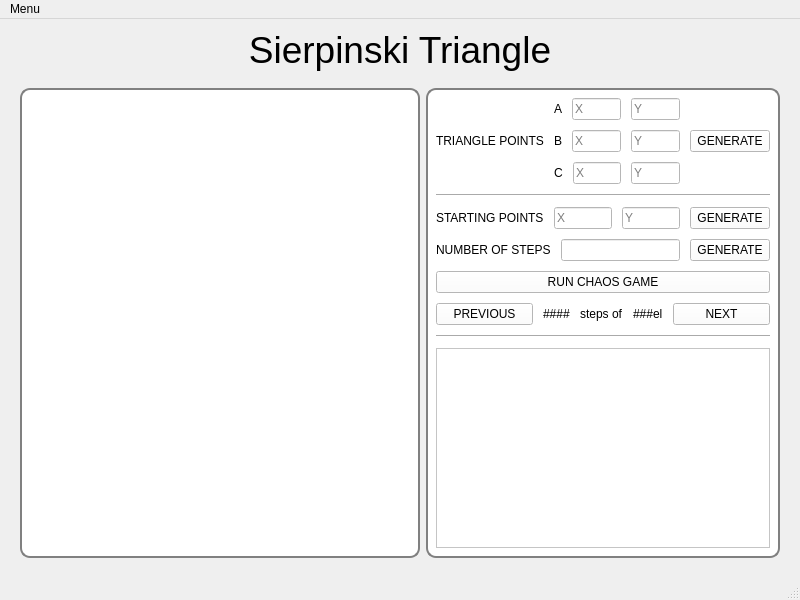
Above: sierpinski_triangle/static/ui/sierpinski_window.ui from reyniel26/pyqt_playground before the change. Below: the same form after it.
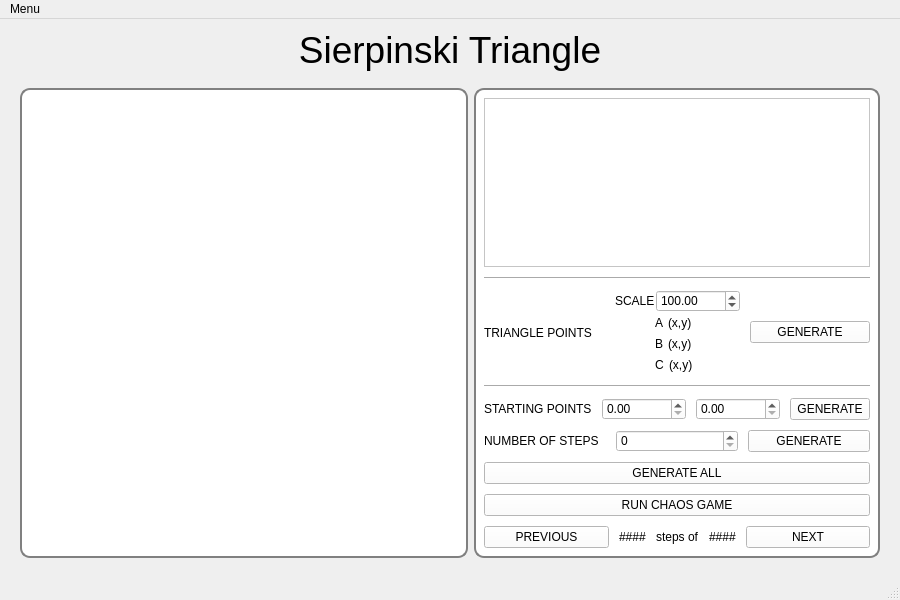
That is the form after the change. Custom widgets are drawn as their Qt base class.

Commit message: Added functions for the forms, it can now run sierpinsky btw

What changed in the file:
```diff
--- a/sierpinski_triangle/static/ui/sierpinski_window.ui
+++ b/sierpinski_triangle/static/ui/sierpinski_window.ui
@@ -14,8 +14,29 @@
    <string>MainWindow</string>
   </property>
   <widget class="QWidget" name="centralwidget">
-   <layout class="QVBoxLayout" name="verticalLayout" stretch="0,1">
+   <property name="minimumSize">
+    <size>
+     <width>900</width>
+     <height>0</height>
+    </size>
+   </property>
+   <layout class="QVBoxLayout" name="verticalLayout" stretch="0">
     <property name="leftMargin">
+     <number>0</number>
+    </property>
+    <property name="topMargin">
+     <number>0</number>
+    </property>
+    <property name="rightMargin">
+     <number>0</number>
+    </property>
+    <property name="bottomMargin">
+     <number>0</number>
+    </property>
+    <item>
+     <widget class="QWidget" name="main_widget" native="true">
+      <layout class="QVBoxLayout" name="verticalLayout_4">
+       <property name="leftMargin">
      <number>10</number>
     </property>
     <property name="topMargin">
@@ -28,7 +49,7 @@
      <number>10</number>
     </property>
     <item>
-     <widget class="QLabel" name="label">
+        <widget class="QLabel" name="main_title">
       <property name="text">
        <string>&lt;html&gt;&lt;head/&gt;&lt;body&gt;&lt;p align=&quot;center&quot;&gt;&lt;span style=&quot; font-size:28pt;&quot;&gt;Sierpinski Triangle&lt;/span&gt;&lt;/p&gt;&lt;/body&gt;&lt;/html&gt;</string>
       </property>
@@ -69,15 +90,15 @@
        </widget>
       </item>
       <item>
-       <widget class="QWidget" name="main_widget" native="true">
+          <widget class="QWidget" name="panel_widget" native="true">
         <property name="minimumSize">
          <size>
-          <width>300</width>
+             <width>400</width>
           <height>0</height>
          </size>
         </property>
         <property name="styleSheet">
-         <string notr="true">QWidget#main_widget {
+            <string notr="true">QWidget#panel_widget {
     border: 2px solid gray;
 	border-radius: 10px;
 }
@@ -86,7 +107,7 @@
    background-color: white
 }</string>
         </property>
-        <layout class="QVBoxLayout" name="verticalLayout_2" stretch="0,0,0,0,0,0,0,1">
+           <layout class="QVBoxLayout" name="verticalLayout_2" stretch="1,0,0,0,0,0,0,0,0">
          <property name="spacing">
           <number>10</number>
          </property>
@@ -103,7 +124,17 @@
           <number>10</number>
          </property>
          <item>
-          <layout class="QHBoxLayout" name="horizontalLayout_3" stretch="0,0,0">
+             <widget class="QTextBrowser" name="status_browser"/>
+            </item>
+            <item>
+             <widget class="Line" name="line_2">
+              <property name="orientation">
+               <enum>Qt::Horizontal</enum>
+              </property>
+             </widget>
+            </item>
+            <item>
+             <layout class="QHBoxLayout" name="horizontalLayout_3" stretch="1,0,1">
            <item>
             <widget class="QLabel" name="label_5">
              <property name="text">
@@ -113,11 +144,66 @@
            </item>
            <item>
             <layout class="QVBoxLayout" name="verticalLayout_3">
+                <property name="spacing">
+                 <number>1</number>
+                </property>
              <property name="topMargin">
               <number>0</number>
              </property>
              <item>
-              <layout class="QHBoxLayout" name="horizontalLayout_6">
+                 <layout class="QHBoxLayout" name="horizontalLayout_8" stretch="0,1">
+                  <property name="leftMargin">
+                   <number>0</number>
+                  </property>
+                  <property name="topMargin">
+                   <number>0</number>
+                  </property>
+                  <property name="rightMargin">
+                   <number>0</number>
+                  </property>
+                  <property name="bottomMargin">
+                   <number>0</number>
+                  </property>
+                  <item>
+                   <widget class="QLabel" name="label">
+                    <property name="text">
+                     <string>SCALE</string>
+                    </property>
+                   </widget>
+                  </item>
+                  <item>
+                   <widget class="QDoubleSpinBox" name="scale_num">
+                    <property name="minimum">
+                     <double>1.000000000000000</double>
+                    </property>
+                    <property name="maximum">
+                     <double>1000000.000000000000000</double>
+                    </property>
+                    <property name="value">
+                     <double>100.000000000000000</double>
+                    </property>
+                   </widget>
+                  </item>
+                 </layout>
+                </item>
+                <item>
+                 <layout class="QHBoxLayout" name="horizontalLayout_6" stretch="0,0,1,0">
+                  <property name="spacing">
+                   <number>5</number>
+                  </property>
+                  <item>
+                   <spacer name="horizontalSpacer">
+                    <property name="orientation">
+                     <enum>Qt::Horizontal</enum>
+                    </property>
+                    <property name="sizeHint" stdset="0">
+                     <size>
+                      <width>40</width>
+                      <height>20</height>
+                     </size>
+                    </property>
+                   </spacer>
+                  </item>
                <item>
                 <widget class="QLabel" name="label_6">
                  <property name="text">
@@ -126,23 +212,45 @@
                 </widget>
                </item>
                <item>
-                <widget class="QLineEdit" name="lineEdit_2">
-                 <property name="placeholderText">
-                  <string>X</string>
+                   <widget class="QLabel" name="point_a">
+                    <property name="text">
+                     <string>(x,y)</string>
                  </property>
                 </widget>
                </item>
                <item>
-                <widget class="QLineEdit" name="lineEdit">
-                 <property name="placeholderText">
-                  <string>Y</string>
-                 </property>
-                </widget>
+                   <spacer name="horizontalSpacer_2">
+                    <property name="orientation">
+                     <enum>Qt::Horizontal</enum>
+                    </property>
+                    <property name="sizeHint" stdset="0">
+                     <size>
+                      <width>40</width>
+                      <height>20</height>
+                     </size>
+                    </property>
+                   </spacer>
                </item>
               </layout>
              </item>
              <item>
-              <layout class="QHBoxLayout" name="horizontalLayout_5">
+                 <layout class="QHBoxLayout" name="horizontalLayout_5" stretch="0,0,1,0">
+                  <property name="spacing">
+                   <number>5</number>
+                  </property>
+                  <item>
+                   <spacer name="horizontalSpacer_3">
+                    <property name="orientation">
+                     <enum>Qt::Horizontal</enum>
+                    </property>
+                    <property name="sizeHint" stdset="0">
+                     <size>
+                      <width>40</width>
+                      <height>20</height>
+                     </size>
+                    </property>
+                   </spacer>
+                  </item>
                <item>
                 <widget class="QLabel" name="label_7">
                  <property name="text">
@@ -151,23 +259,45 @@
                 </widget>
                </item>
                <item>
-                <widget class="QLineEdit" name="lineEdit_4">
-                 <property name="placeholderText">
-                  <string>X</string>
+                   <widget class="QLabel" name="point_b">
+                    <property name="text">
+                     <string>(x,y)</string>
                  </property>
                 </widget>
                </item>
                <item>
-                <widget class="QLineEdit" name="lineEdit_3">
-                 <property name="placeholderText">
-                  <string>Y</string>
-                 </property>
-                </widget>
+                   <spacer name="horizontalSpacer_4">
+                    <property name="orientation">
+                     <enum>Qt::Horizontal</enum>
+                    </property>
+                    <property name="sizeHint" stdset="0">
+                     <size>
+                      <width>40</width>
+                      <height>20</height>
+                     </size>
+                    </property>
+                   </spacer>
                </item>
               </layout>
              </item>
              <item>
-              <layout class="QHBoxLayout" name="horizontalLayout_4">
+                 <layout class="QHBoxLayout" name="horizontalLayout_4" stretch="0,0,1,0">
+                  <property name="spacing">
+                   <number>5</number>
+                  </property>
+                  <item>
+                   <spacer name="horizontalSpacer_5">
+                    <property name="orientation">
+                     <enum>Qt::Horizontal</enum>
+                    </property>
+                    <property name="sizeHint" stdset="0">
+                     <size>
+                      <width>40</width>
+                      <height>20</height>
+                     </size>
+                    </property>
+                   </spacer>
+                  </item>
                <item>
                 <widget class="QLabel" name="label_8">
                  <property name="text">
@@ -176,18 +306,24 @@
                 </widget>
                </item>
                <item>
-                <widget class="QLineEdit" name="lineEdit_5">
-                 <property name="placeholderText">
-                  <string>X</string>
+                   <widget class="QLabel" name="point_c">
+                    <property name="text">
+                     <string>(x,y)</string>
                  </property>
                 </widget>
                </item>
                <item>
-                <widget class="QLineEdit" name="lineEdit_6">
-                 <property name="placeholderText">
-                  <string>Y</string>
-                 </property>
-                </widget>
+                   <spacer name="horizontalSpacer_6">
+                    <property name="orientation">
+                     <enum>Qt::Horizontal</enum>
+                    </property>
+                    <property name="sizeHint" stdset="0">
+                     <size>
+                      <width>40</width>
+                      <height>20</height>
+                     </size>
+                    </property>
+                   </spacer>
                </item>
               </layout>
              </item>
@@ -210,7 +346,7 @@
           </widget>
          </item>
          <item>
-          <layout class="QHBoxLayout" name="horizontalLayout_7">
+             <layout class="QHBoxLayout" name="horizontalLayout_7" stretch="1,0,0,1">
            <item>
             <widget class="QLabel" name="label_9">
              <property name="text">
@@ -219,16 +355,16 @@
             </widget>
            </item>
            <item>
-            <widget class="QLineEdit" name="lineEdit_8">
-             <property name="placeholderText">
-              <string>X</string>
+               <widget class="QDoubleSpinBox" name="point_s_x">
+                <property name="maximum">
+                 <double>1000000.000000000000000</double>
              </property>
             </widget>
            </item>
            <item>
-            <widget class="QLineEdit" name="lineEdit_7">
-             <property name="placeholderText">
-              <string>Y</string>
+               <widget class="QDoubleSpinBox" name="point_s_y">
+                <property name="maximum">
+                 <double>1000000.000000000000000</double>
              </property>
             </widget>
            </item>
@@ -251,7 +387,11 @@
             </widget>
            </item>
            <item>
-            <widget class="QLineEdit" name="lineEdit_10"/>
+               <widget class="QSpinBox" name="num_steps">
+                <property name="maximum">
+                 <number>1000000</number>
+                </property>
+               </widget>
            </item>
            <item>
             <widget class="QPushButton" name="pushButton_7">
@@ -263,7 +403,14 @@
           </layout>
          </item>
          <item>
-          <widget class="QPushButton" name="pushButton">
+             <widget class="QPushButton" name="generate_all_btn">
+              <property name="text">
+               <string>GENERATE ALL</string>
+              </property>
+             </widget>
+            </item>
+            <item>
+             <widget class="QPushButton" name="run_chaos_btn">
            <property name="text">
             <string>RUN CHAOS GAME</string>
            </property>
@@ -295,7 +442,7 @@
            <item>
             <widget class="QLabel" name="label_2">
              <property name="text">
-              <string>###el</string>
+                 <string>####</string>
              </property>
             </widget>
            </item>
@@ -308,20 +455,13 @@
            </item>
           </layout>
          </item>
-         <item>
-          <widget class="Line" name="line_2">
-           <property name="orientation">
-            <enum>Qt::Horizontal</enum>
-           </property>
+           </layout>
           </widget>
          </item>
-         <item>
-          <widget class="QTextBrowser" name="textBrowser"/>
-         </item>
         </layout>
-       </widget>
-      </item>
-     </layout>
+       </item>
+      </layout>
+     </widget>
     </item>
    </layout>
   </widget>
```
Left out of the diff: 34 changed lines with no effect on the pictures. Lines whose indentation alone changed are shown as unchanged. The commit also changes 2 other files.
